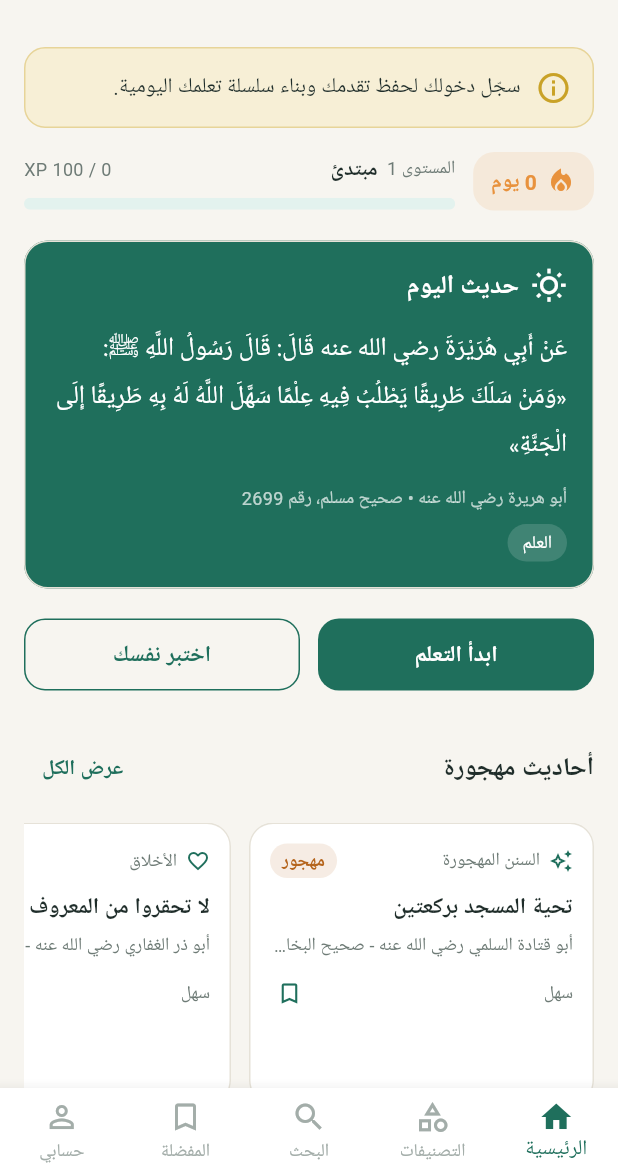
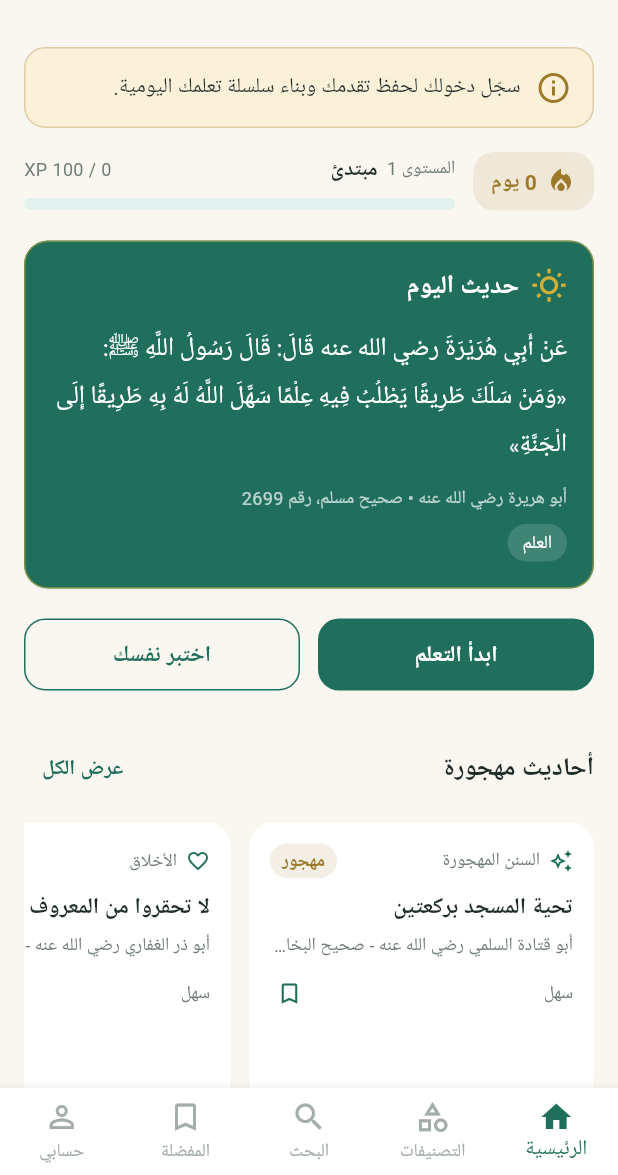
Before and after one commit to v7s7/hadeeth, a Flutter app: the screen it shows after launch, on a phone screen of 412 x 824 dp, the part 61-1236 px from its top. Run offline on Flutter 3.47's test engine with Material 3 defaults, Android fonts, the phone set to English and light mode, and no system bars; our stand-ins replace cloud_firestore, firebase_auth, firebase_core, go_router, google_fonts, shared_preferences; accounts and stored records are empty; Roboto replaces fonts that are missing (Tajawal).

Commit message:
Refine theme: richer gold accent, softer cream, cleaner shadowed cards
- Unify streak/abandoned badges and other gold text onto a single deep
  gold (accentDark) for consistent contrast
- Brighten the bright gold accent and soften background/divider tones
- Replace card outlines with subtle shadows; make app bar/cards
  transparent-tinted for a flatter Material 3 look
- Add small premium touches: gold ring on splash logo, gold frame and
  sun icon on the "hadith of the day" card

https://claude.ai/code/session_01N4yDYozYsdkt9kzMAdkfAc

```diff
--- a/lib/screens/home/home_screen.dart
+++ b/lib/screens/home/home_screen.dart
@@ -125,6 +125,10 @@ class _HadithOfDayCard extends StatelessWidget {
 
     return Card(
       color: AppColors.primary,
+      shape: RoundedRectangleBorder(
+        borderRadius: BorderRadius.circular(16),
+        side: BorderSide(color: AppColors.accent.withOpacity(0.5)),
+      ),
       child: InkWell(
         borderRadius: BorderRadius.circular(16),
         onTap: () => context.push('/hadith/${hadith.id}'),
@@ -136,7 +140,7 @@ class _HadithOfDayCard extends StatelessWidget {
             children: [
               Row(
                 children: [
-                  const Icon(Icons.wb_sunny_outlined, color: Colors.white),
+                  const Icon(Icons.wb_sunny_outlined, color: AppColors.accent),
                   const SizedBox(width: 8),
                   Text(
                     'حديث اليوم',
--- a/lib/screens/profile/profile_screen.dart
+++ b/lib/screens/profile/profile_screen.dart
@@ -175,7 +175,7 @@ class _ProfileHeader extends StatelessWidget {
                     ),
                     child: Text(
                       'مشرف عام',
-                      style: AppTextStyles.badge.copyWith(color: AppColors.accent),
+                      style: AppTextStyles.badge.copyWith(color: AppColors.accentDark),
                     ),
                   ),
                 ],
--- a/lib/screens/quiz/quiz_screen.dart
+++ b/lib/screens/quiz/quiz_screen.dart
@@ -293,7 +293,7 @@ class _QuizResultView extends StatelessWidget {
               if (xpGained > 0)
                 Text(
                   '+$xpGained XP',
-                  style: AppTextStyles.bodyBold.copyWith(color: AppColors.accent),
+                  style: AppTextStyles.bodyBold.copyWith(color: AppColors.accentDark),
                 )
               else
                 Text(
--- a/lib/screens/splash/splash_screen.dart
+++ b/lib/screens/splash/splash_screen.dart
@@ -42,9 +42,10 @@ class _SplashScreenState extends State<SplashScreen> {
             Container(
               width: 96,
               height: 96,
-              decoration: const BoxDecoration(
+              decoration: BoxDecoration(
                 color: Colors.white,
                 shape: BoxShape.circle,
+                border: Border.all(color: AppColors.accent, width: 3),
               ),
               child: const Icon(
                 Icons.menu_book_rounded,
--- a/lib/theme/app_colors.dart
+++ b/lib/theme/app_colors.dart
@@ -1,6 +1,6 @@
 import 'package:flutter/material.dart';
 
-/// لوحة ألوان التطبيق - مستوحاة من الطابع الهادئ للتطبيقات الإسلامية.
+/// لوحة ألوان التطبيق - أخضر زمردي هادئ مع لمسات ذهبية فاخرة.
 class AppColors {
   AppColors._();
 
@@ -8,20 +8,24 @@ class AppColors {
   static const Color primaryDark = Color(0xFF154A3D);
   static const Color primaryLight = Color(0xFFE3F2EE);
 
-  static const Color accent = Color(0xFFC9A227);
-  static const Color accentLight = Color(0xFFF7EFD6);
+  /// ذهبي - للعناصر المميزة (التقدّم، السلسلة، الشارات المهجورة).
+  static const Color accent = Color(0xFFD4AF37);
 
-  static const Color background = Color(0xFFF7F5F0);
+  /// ذهبي غامق - لنص/أيقونات على خلفيات فاتحة (تباين أوضح من [accent]).
+  static const Color accentDark = Color(0xFF9C7A2A);
+  static const Color accentLight = Color(0xFFFBF1D9);
+
+  static const Color background = Color(0xFFFAF7F1);
   static const Color surface = Color(0xFFFFFFFF);
 
   static const Color textPrimary = Color(0xFF1F2D2A);
   static const Color textSecondary = Color(0xFF6E7B76);
   static const Color textMuted = Color(0xFFA3ADA9);
 
-  static const Color divider = Color(0xFFE6E2D8);
+  static const Color divider = Color(0xFFEDE7DA);
 
-  static const Color streak = Color(0xFFE8923D);
-  static const Color abandoned = Color(0xFFB5651D);
+  static const Color streak = accentDark;
+  static const Color abandoned = accentDark;
   static const Color success = Color(0xFF3F8F5C);
   static const Color error = Color(0xFFC0392B);
 }
--- a/lib/theme/app_theme.dart
+++ b/lib/theme/app_theme.dart
@@ -29,6 +29,7 @@ class AppTheme {
         backgroundColor: AppColors.background,
         foregroundColor: AppColors.textPrimary,
         elevation: 0,
+        surfaceTintColor: Colors.transparent,
         centerTitle: true,
         titleTextStyle: GoogleFonts.tajawal(
           fontSize: 18,
@@ -45,11 +46,12 @@ class AppTheme {
       ),
       cardTheme: CardThemeData(
         color: AppColors.surface,
-        elevation: 0,
+        elevation: 1,
+        surfaceTintColor: Colors.transparent,
+        shadowColor: AppColors.primaryDark.withOpacity(0.08),
         margin: EdgeInsets.zero,
         shape: RoundedRectangleBorder(
           borderRadius: BorderRadius.circular(16),
-          side: const BorderSide(color: AppColors.divider),
         ),
       ),
       chipTheme: base.chipTheme.copyWith(
--- a/lib/widgets/guest_banner.dart
+++ b/lib/widgets/guest_banner.dart
@@ -20,12 +20,12 @@ class GuestBanner extends StatelessWidget {
       decoration: BoxDecoration(
         color: AppColors.accentLight,
         borderRadius: BorderRadius.circular(14),
-        border: Border.all(color: AppColors.accent.withOpacity(0.35)),
+        border: Border.all(color: AppColors.accentDark.withOpacity(0.3)),
       ),
       child: Row(
         crossAxisAlignment: CrossAxisAlignment.start,
         children: [
-          const Icon(Icons.info_outline, color: AppColors.accent),
+          const Icon(Icons.info_outline, color: AppColors.accentDark),
           const SizedBox(width: 10),
           Expanded(child: Text(message, style: AppTextStyles.body)),
         ],
```
